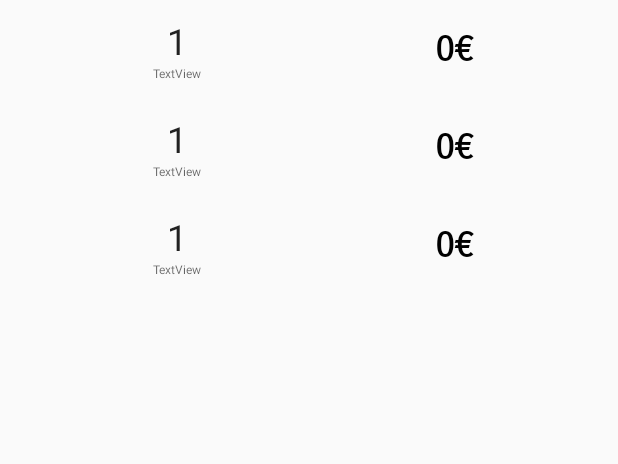
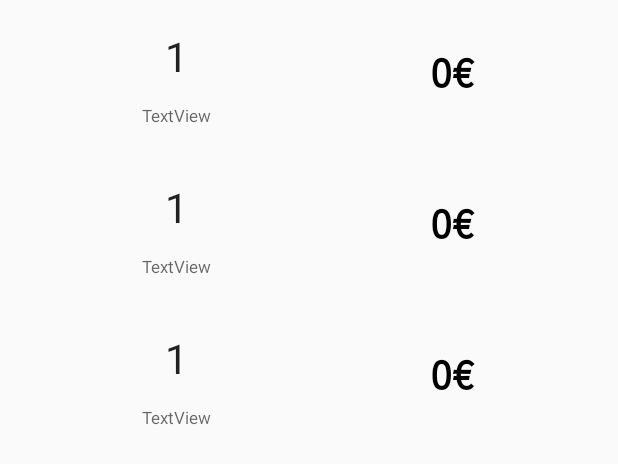
Before and after one commit to SergioCuevas/BakeryTPV-Android, an Android app: the layout list_tickets.xml on its own in the app's theme, with its tools: preview values and no code run, on a phone screen of 412 x 824 dp. Shown: the top 464 px of the screen. Run offline under Robolectric (Android 15) with nearby library versions, the phone set to English and light mode, and no system bars.

Commit message:
commit currao cambios lista tickets

```diff
--- a/app/src/main/java/com/bakery/dam/androidtpv/controller/activities/main/MainActivity.java
+++ b/app/src/main/java/com/bakery/dam/androidtpv/controller/activities/main/MainActivity.java
@@ -87,7 +87,7 @@ public class MainActivity extends AppCompatActivity implements TicketCallback{
         public void onBindViewHolder(final ViewHolder holder, final int position) {
             holder.mItem = ticketsView.get(position);
             holder.mMesaView.setText(ticketsView.get(position).getMesa().toString());
-            holder.mPrecioView.setText(ticketsView.get(position).getCantidad().toString());
+            holder.mPrecioView.setText(ticketsView.get(position).getCantidad().toString()+"€");
             holder.mDateView.setText(ticketsView.get(position).getFecha().toString());
         }
 
--- a/app/src/main/res/layout/llista_item.xml
+++ b/app/src/main/res/layout/llista_item.xml
@@ -19,10 +19,11 @@
         android:layout_width="match_parent"
         android:layout_height="wrap_content"
         android:id="@+id/mesa"
-            android:textSize="24sp"
+            android:textSize="27sp"
         android:layout_gravity="center_vertical"
         android:textColor="?attr/actionMenuTextColor"
-            android:textAlignment="center" />
+            android:textAlignment="center"
+            android:padding="8dp" />
 
         <TextView
             android:text="TextView"
@@ -30,9 +31,10 @@
             android:layout_height="wrap_content"
             android:id="@+id/fecha"
             android:layout_weight="1"
-            android:textSize="8sp"
+            android:textSize="11sp"
             android:textColor="?attr/colorControlNormal"
-            android:textAlignment="center" />
+            android:textAlignment="center"
+            android:padding="5dp" />
 
     </LinearLayout>
 
@@ -42,7 +44,7 @@
         android:layout_width="wrap_content"
         android:layout_height="wrap_content"
         android:id="@+id/precio"
-        android:textSize="24sp"
+        android:textSize="27sp"
         android:textStyle="normal|bold"
         android:textColor="?android:attr/colorForeground"
         android:fontFamily="sans-serif-smallcaps"
```
